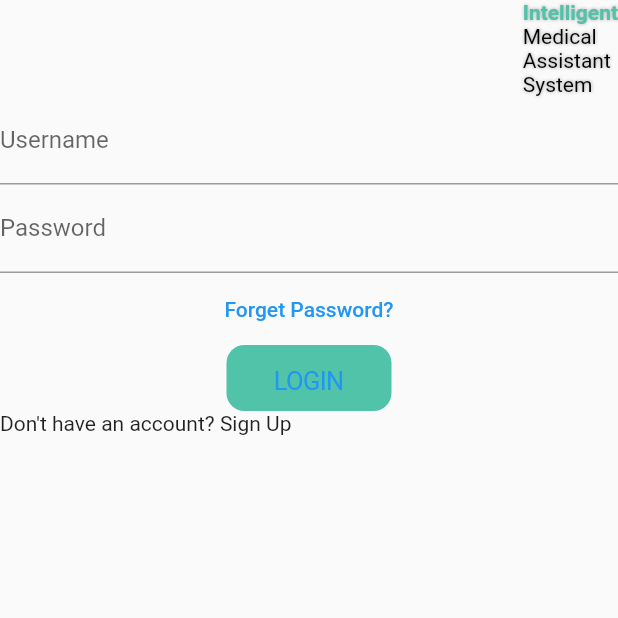
After one commit to chanakarn04/IMAS_FE, a Flutter app: the LogInPage screen opened by its route, on a phone screen of 412 x 824 dp, the top half of it. The commit adds this screen. Run offline on Flutter 3.47's test engine with Material 2 defaults, Android fonts, the phone set to English and light mode, and no system bars.

Commit message:
create component of login page

```diff
--- /dev/null
+++ b/lib/Pages/login.dart
@@ -0,0 +1,58 @@
+import 'package:flutter/material.dart';
+
+import '../Widget/Logo.dart';
+import '../Widget/AdaptiveRaisedButton.dart';
+
+class LogInPage extends StatelessWidget {
+  static const routeName = '/login';
+  final usrnTextController = TextEditingController();
+  final pswTextController = TextEditingController();
+
+  @override
+  Widget build(BuildContext context) {
+    return Scaffold(
+      body: Column(
+        children: <Widget>[
+          Container(
+            alignment: Alignment.centerRight,
+            child: Logo(),
+          ),
+          Container(
+            child: TextField(
+              decoration: InputDecoration(
+                labelText: 'Username',
+              ),
+              controller: usrnTextController,
+            ),
+          ),
+          Container(
+            child: TextField(
+              decoration: InputDecoration(
+                labelText: 'Password',
+              ),
+              controller: pswTextController,
+            ),
+          ),
+          TextButton(
+            onPressed: () {},
+            child: Text('Forget Password?'),
+          ),
+          AdaptiveRaisedButton(
+            buttonText: 'LOGIN',
+            handlerFn: () {},
+            height: 30,
+            width: 100,
+          ),
+          Row(
+            children: <Widget>[
+              Text(
+                'Don\u0027t have an account? ',
+              ),
+              Text('Sign Up'),
+            ],
+          ),
+        ],
+      ),
+    );
+  }
+}
--- a/lib/Widget/sideDrawer.dart
+++ b/lib/Widget/sideDrawer.dart
@@ -1,5 +1,4 @@
 import 'package:flutter/material.dart';
-import 'package:homepage_proto/Pages/vitalSignStartPages.dart';
 
 import '../Pages/profilePages.dart';
 // import '../Pages/assessmentPages.dart';
@@ -10,8 +9,10 @@ import '../Pages/nearbyHospitalPages.dart';
 import '../Pages/settingPages.dart';
 
 //Test zone
+// import '../Pages/vitalSignStartPages.dart';
 // import '../Pages/painScoreStartPage.dart';
 // import '../Pages/vitalSignStartPages.dart';
+import '../Pages/login.dart';
 import '../Pages/patientInfoPage.dart';
 
 class SideDrawer extends StatelessWidget {
@@ -85,34 +86,29 @@ class SideDrawer extends StatelessWidget {
                 SettingPages.routeName,
               );
             })),
-            menuDrawerFlatButton(Icons.traffic_outlined, 'PtInfo', (() {
+            menuDrawerFlatButton(Icons.traffic_outlined, 'login', (() {
               // **********************
               Navigator.of(context).pop();
               Navigator.of(context).pushNamed(
-                PatientInfoPage.routeName,
+                LogInPage.routeName,
               );
-              // Navigator.of(context).pop();
-              // Navigator.of(context).pushNamed(
-              //   VitalSignStartPage.routeName
-              // );
-              // **********************
             })),
-            menuDrawerFlatButton(Icons.traffic_outlined, 'VS/PS', (() {
-              // **********************
-              Navigator.of(context).pop();
-              Navigator.of(context).pushNamed(
-                VitalSignStartPage.routeName,
-              );
-              // **********************
-            })),
-            menuDrawerFlatButton(Icons.traffic_outlined, 'PredRes', (() {
-              // **********************
-              Navigator.of(context).pop();
-              Navigator.of(context).pushNamed(
-                PredictionResultPage.routeName,
-              );
-              // **********************
-            })),
+            // menuDrawerFlatButton(Icons.traffic_outlined, 'VS/PS', (() {
+            //   // **********************
+            //   Navigator.of(context).pop();
+            //   Navigator.of(context).pushNamed(
+            //     VitalSignStartPage.routeName,
+            //   );
+            //   // **********************
+            // })),
+            // menuDrawerFlatButton(Icons.traffic_outlined, 'PredRes', (() {
+            //   // **********************
+            //   Navigator.of(context).pop();
+            //   Navigator.of(context).pushNamed(
+            //     PredictionResultPage.routeName,
+            //   );
+            //   // **********************
+            // })),
             Container(
               padding: EdgeInsets.all(10),
               alignment: Alignment.centerRight,
--- a/lib/main.dart
+++ b/lib/main.dart
@@ -17,7 +17,8 @@ import './Pages/painScoreStartPage.dart';
 import './Pages/painScorePage.dart';
 import './Pages/predictionResultPage.dart';
 import './Pages/diseaseDetail.dart';
-import 'Pages/patientInfoPage.dart';
+import './Pages/patientInfoPage.dart';
+import './Pages/login.dart';
 
 void main() {
   runApp(MyApp());
@@ -39,6 +40,7 @@ class MyApp extends StatelessWidget {
       initialRoute: HomePage.routeName,
       routes: {
         HomePage.routeName: (ctx) => HomePage(),
+        LogInPage.routeName: (ctx) => LogInPage(),
         AssessmentPages.routeName: (ctx) => AssessmentPages(),
         // AssessmentHistoryPage.routeName: (ctx) => AssessmentHistoryPage(),
         PredictionResultPage.routeName: (ctx) => PredictionResultPage(),
```
